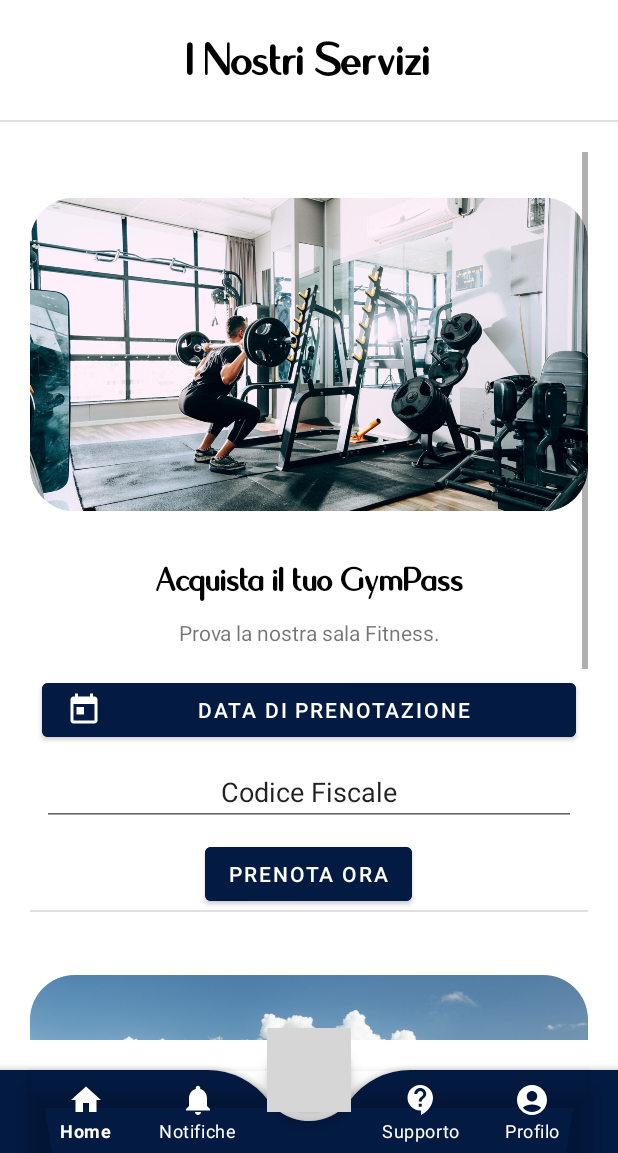
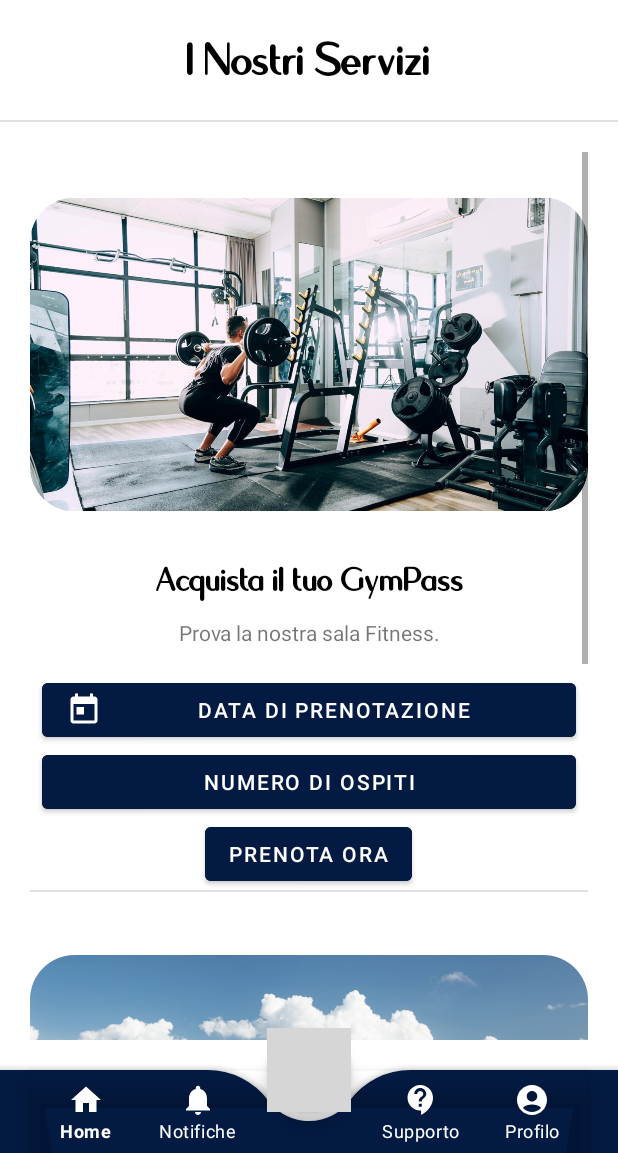
Before and after one commit to MaxQuello/SeasonApp, an Android app: the ServiziFragment screen opened through its navigation route, on a phone screen of 412 x 824 dp, the part 83-1236 px from its top. Run offline under Robolectric (Android 15) with nearby library versions, the phone set to English and light mode, and no system bars; grey boxes are pictures that could not be loaded.

```diff
--- a/app/src/main/res/layout/fragment_servizi.xml
+++ b/app/src/main/res/layout/fragment_servizi.xml
@@ -82,15 +82,13 @@
                     android:backgroundTint="@color/dock"
                     android:text="@string/data_di_prenotazione_gympass" />
 
-                <EditText
-                    android:id="@+id/editTextText"
+                <Button
+                    android:id="@+id/ospiti_picker_palestra"
                     android:layout_width="match_parent"
                     android:layout_height="wrap_content"
-                    android:layout_margin="8dp"
-                    android:ems="10"
-                    android:gravity="center_horizontal"
-                    android:inputType="text"
-                    android:text="Codice Fiscale" />
+                    android:layout_marginHorizontal="8dp"
+                    android:backgroundTint="@color/dock"
+                    android:text="@string/numero_di_ospiti" />
 
                 <Button
                     android:id="@+id/buttonPrenotaOraPalestra"
@@ -140,8 +138,7 @@
                     android:id="@+id/date_picker_escursione"
                     android:layout_width="match_parent"
                     android:layout_height="wrap_content"
-                    android:layout_marginHorizontal="8dp"
-                    android:layout_marginTop="8dp"
+                    android:layout_margin="8dp"
                     android:backgroundTint="@color/dock"
                     android:text="@string/data_di_prenotazione_escursione"
                     app:icon="@drawable/ic_today" />
@@ -159,6 +156,7 @@
                     android:layout_width="wrap_content"
                     android:layout_height="wrap_content"
                     android:layout_gravity="center_horizontal"
+                    android:layout_margin="8dp"
                     android:backgroundTint="@color/dock"
                     android:text="@string/prenota"
                     app:layout_constraintBottom_toBottomOf="parent"
```
